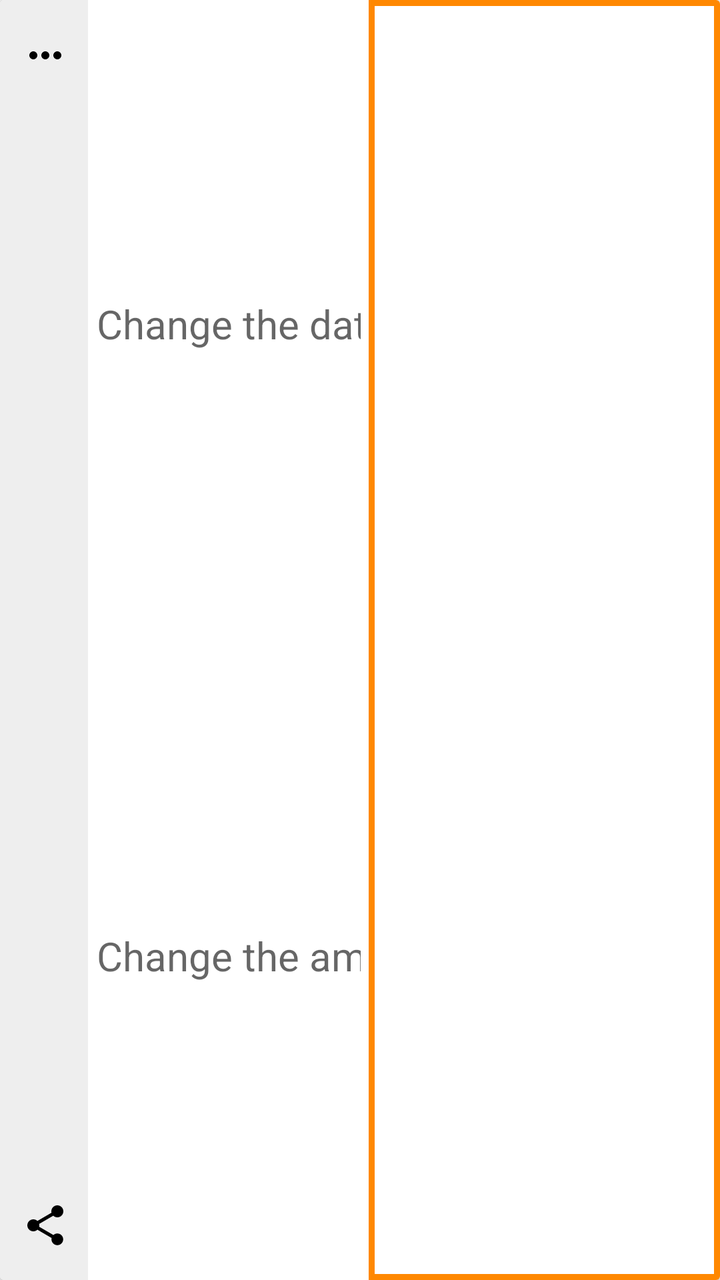
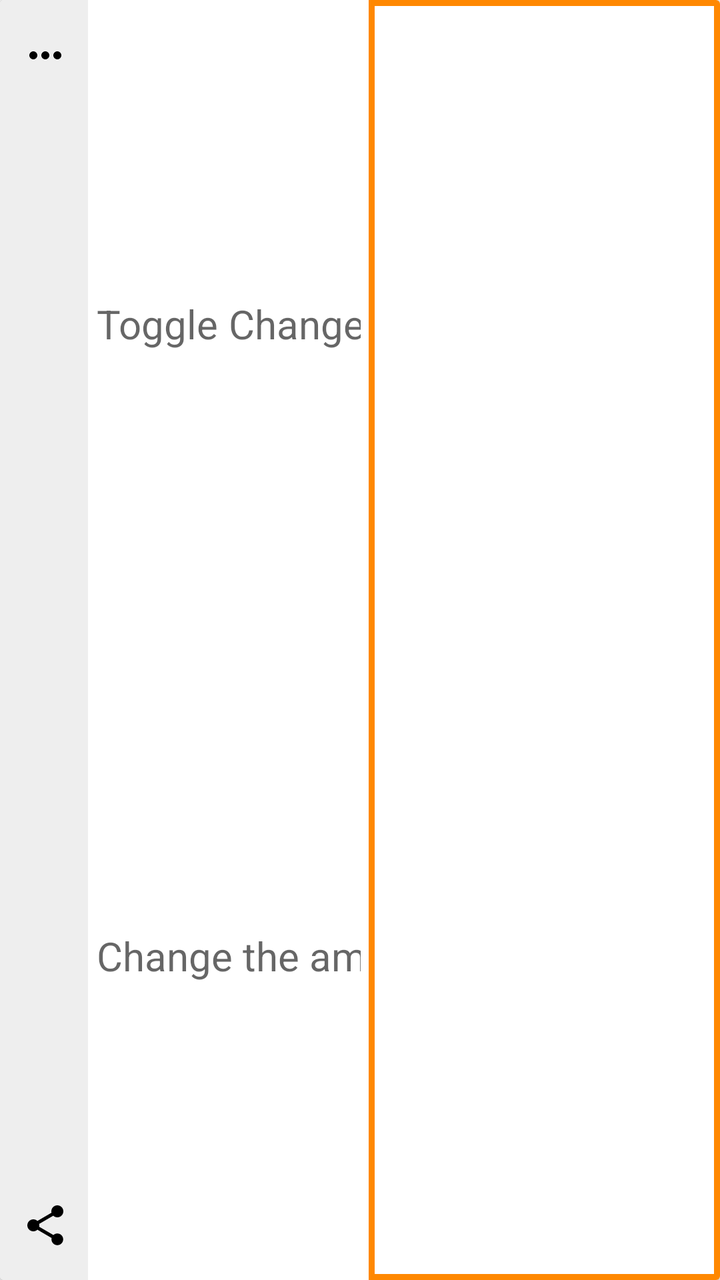

The first picture is an Android layout as it rendered before a commit; the second is the same layout after the commit. The layout source and the unified diff follow.
<!-- AndroidManifest.xml: application theme AppTheme -->
<!-- res/layout/item_journal.xml -->
<?xml version="1.0" encoding="utf-8"?>
<androidx.cardview.widget.CardView
    xmlns:android="http://schemas.android.com/apk/res/android"
    android:id="@+id/record_item_view"
    android:layout_width="match_parent"
    android:layout_height="90dp"
    android:layout_marginLeft="8dp"
    android:layout_marginRight="8dp"
    android:layout_marginTop="4dp"
    android:layout_marginBottom="4dp">

    <LinearLayout
        android:layout_width="match_parent"
        android:layout_height="match_parent"
        android:orientation="horizontal"
        android:baselineAligned="false">

        <FrameLayout
            android:layout_width="44dp"
            android:layout_height="match_parent"
            android:paddingTop="15dp"
            android:paddingBottom="15dp"
            android:paddingStart="10dp"
            android:background="@color/colorChalk"
            android:orientation="vertical"
            android:clickable="true"
            android:focusable="true">

            <ImageButton
                android:id="@+id/record_contact_button"
                android:layout_width="25dp"
                android:layout_height="25dp"
                android:layout_gravity="top"
                android:background="@color/colorChalk"
                android:src="@drawable/ic_baseline_more_horiz_24px"
                android:contentDescription="@string/description_decrement_percentage_text"/>

            <ImageButton
                android:id="@+id/record_share_button"
                android:layout_width="25dp"
                android:layout_height="25dp"
                android:layout_gravity="bottom"
                android:background="@color/colorChalk"
                android:src="@drawable/ic_menu_share"
                android:contentDescription="@string/description_decrement_percentage_text"/>

        </FrameLayout>

        <LinearLayout
            android:id="@+id/record_stats_view"
            android:layout_width="0dp"
            android:layout_height="match_parent"
            android:layout_weight=".4"
            android:padding="4dp"
            android:orientation="vertical"
            android:gravity="end"
            android:clickable="true"
            android:focusable="true">

            <TextView
                android:id="@+id/record_time_text"
                android:layout_width="match_parent"
                android:layout_height="0dp"
                android:layout_weight=".5"
                android:layout_gravity="center"
                android:background="#fff"
                android:textSize="@dimen/text_size_paragraph_title"
                android:textColor="#000"
                android:gravity="center"
                android:inputType="numberDecimal"
                android:imeOptions="actionDone"
                android:importantForAutofill="no"
                android:hint="Change the date of this record"/>

            <EditText
                android:id="@+id/record_amount_text"
                android:layout_width="match_parent"
                android:layout_height="0dp"
                android:layout_weight=".5"
                android:layout_gravity="center"
                android:background="#fff"
                android:textSize="@dimen/text_size_paragraph_title"
                android:gravity="center"
                android:inputType="numberDecimal"
                android:imeOptions="actionDone"
                android:importantForAutofill="no"
                android:hint="Change the amount of this record"/>

        </LinearLayout>

        <FrameLayout
            android:id="@+id/record_text_view"
            android:layout_width="0dp"
            android:layout_height="match_parent"
            android:layout_weight=".5"
            android:padding="3dp"
            android:background="@color/colorHeat">

            <LinearLayout xmlns:android="http://schemas.android.com/apk/res/android"
                android:layout_width="match_parent"
                android:layout_height="match_parent"
                android:padding="2dp"
                android:background="#fff"
                android:orientation="vertical"
                android:layout_gravity="start|center_vertical">

                <LinearLayout
                    android:layout_width="match_parent"
                    android:layout_height="0dp"
                    android:layout_weight=".7">

                    <TextView
                        android:id="@+id/record_primary"
                        android:layout_width="0dp"
                        android:layout_height="match_parent"
                        android:layout_weight=".9"
                        android:layout_margin="4dp"
                        android:textSize="@dimen/text_size_paragraph_title"
                        android:textAppearance="?attr/textAppearanceListItem" />

                    <CheckBox
                        android:id="@+id/record_type"
                        android:layout_width="5dp"
                        android:layout_height="5dp"
                        android:layout_margin="2dp"
                        android:checked="false" />

                </LinearLayout>

                <TextView
                    android:id="@+id/record_secondary"
                    android:layout_width="wrap_content"
                    android:layout_height="0dp"
                    android:layout_weight=".3"
                    android:layout_marginStart="4dp"
                    android:textSize="@dimen/text_size_paragraph"
                    android:textAppearance="?attr/textAppearanceListItem" />

            </LinearLayout>

        </FrameLayout>

    </LinearLayout>

</androidx.cardview.widget.CardView>
<!-- resources referenced by this layout -->
<resources>
  <color name="colorChalk">#EEE</color>
  <color name="colorHeat">#FF8800</color>
  <dimen name="text_size_paragraph">16sp</dimen>
  <dimen name="text_size_paragraph_title">20sp</dimen>
  <!-- drawable ic_baseline_more_horiz_24px (drawable) -->
  <vector xmlns:android="http://schemas.android.com/apk/res/android"
      android:width="24dp"
      android:height="24dp"
      android:viewportWidth="24"
      android:viewportHeight="24">
    <path
        android:fillColor="#FF000000"
        android:pathData="M6,10c-1.1,0 -2,0.9 -2,2s0.9,2 2,2 2,-0.9 2,-2 -0.9,-2 -2,-2zM18,10c-1.1,0 -2,0.9 -2,2s0.9,2 2,2 2,-0.9 2,-2 -0.9,-2 -2,-2zM12,10c-1.1,0 -2,0.9 -2,2s0.9,2 2,2 2,-0.9 2,-2 -0.9,-2 -2,-2z"/>
  </vector>
  <!-- drawable ic_menu_share (drawable-v21) -->
  <vector xmlns:android="http://schemas.android.com/apk/res/android"
      android:width="24dp"
      android:height="24dp"
      android:viewportHeight="24.0"
      android:viewportWidth="24.0">
      <path
          android:fillColor="#FF000000"
          android:pathData="M18,16.08c-0.76,0 -1.44,0.3 -1.96,0.77L8.91,12.7c0.05,-0.23 0.09,-0.46 0.09,-0.7s-0.04,-0.47 -0.09,-0.7l7.05,-4.11c0.54,0.5 1.25,0.81 2.04,0.81 1.66,0 3,-1.34 3,-3s-1.34,-3 -3,-3 -3,1.34 -3,3c0,0.24 0.04,0.47 0.09,0.7L8.04,9.81C7.5,9.31 6.79,9 6,9c-1.66,0 -3,1.34 -3,3s1.34,3 3,3c0.79,0 1.5,-0.31 2.04,-0.81l7.12,4.16c-0.05,0.21 -0.08,0.43 -0.08,0.65 0,1.61 1.31,2.92 2.92,2.92 1.61,0 2.92,-1.31 2.92,-2.92s-1.31,-2.92 -2.92,-2.92z" />
  </vector>
  <string name="description_decrement_percentage_text">Press this button to decrease the percentage of your total donation amount to be allocated to this charity on each converted smile or stride</string>
  <style name="AppTheme" parent="Theme.AppCompat.Light.DarkActionBar">
          <item name="colorPrimary">@color/colorPrimary</item>
          <item name="colorPrimaryDark">@color/colorPrimaryDark</item>
          <item name="colorAccent">@color/colorAccent</item>
          <item name="popupMenuStyle">@style/AppTheme.PopupOverlay</item>
      </style>
  <color name="colorPrimary">#00B0FF</color>
  <color name="colorPrimaryDark">#0081CB</color>
  <color name="colorAccent">#F7BA28</color>
  <style name="AppTheme.PopupOverlay" parent="@android:style/Widget.PopupMenu">
          <item name="android:background">@color/colorPrimary</item>
      </style>
</resources>

<!-- the commit's change to res/layout/item_journal.xml (unified diff, before → after) -->
@@ -57,20 +57,43 @@
             android:clickable="true"
             android:focusable="true">
 
-            <TextView
-                android:id="@+id/record_time_text"
+            <LinearLayout
                 android:layout_width="match_parent"
                 android:layout_height="0dp"
                 android:layout_weight=".5"
+                android:orientation="horizontal"
                 android:layout_gravity="center"
-                android:background="#fff"
-                android:textSize="@dimen/text_size_paragraph_title"
-                android:textColor="#000"
-                android:gravity="center"
-                android:inputType="numberDecimal"
-                android:imeOptions="actionDone"
-                android:importantForAutofill="no"
-                android:hint="Change the date of this record"/>
+                android:gravity="center">
+
+                <TextView
+                    android:id="@+id/record_type_text"
+                    android:layout_width="0dp"
+                    android:layout_height="match_parent"
+                    android:layout_weight=".5"
+                    android:background="#fff"
+                    android:textSize="@dimen/text_size_paragraph_title"
+                    android:textColor="#000"
+                    android:gravity="center"
+                    android:inputType="numberDecimal"
+                    android:imeOptions="actionDone"
+                    android:importantForAutofill="no"
+                    android:hint="Toggle the type of this record"/>
+
+                <TextView
+                    android:id="@+id/record_time_text"
+                    android:layout_width="0dp"
+                    android:layout_height="match_parent"
+                    android:layout_weight=".5"
+                    android:background="#fff"
+                    android:textSize="@dimen/text_size_paragraph_title"
+                    android:textColor="#000"
+                    android:gravity="center"
+                    android:inputType="numberDecimal"
+                    android:imeOptions="actionDone"
+                    android:importantForAutofill="no"
+                    android:hint="Change the date of this record"/>
+
+            </LinearLayout>
 
             <EditText
                 android:id="@+id/record_amount_text"
